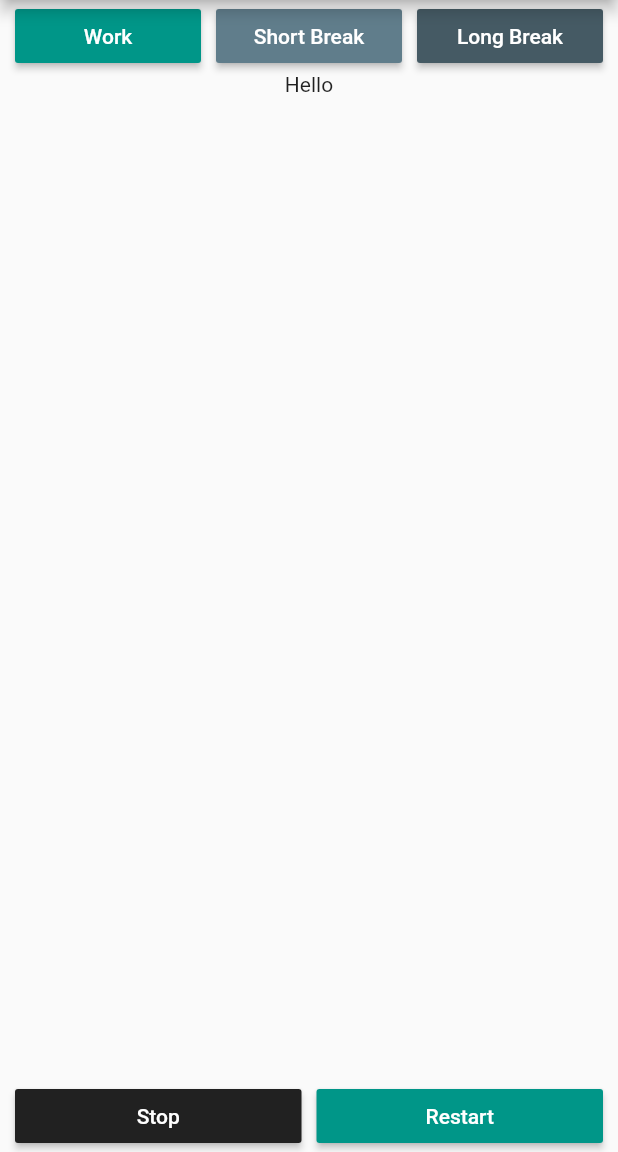
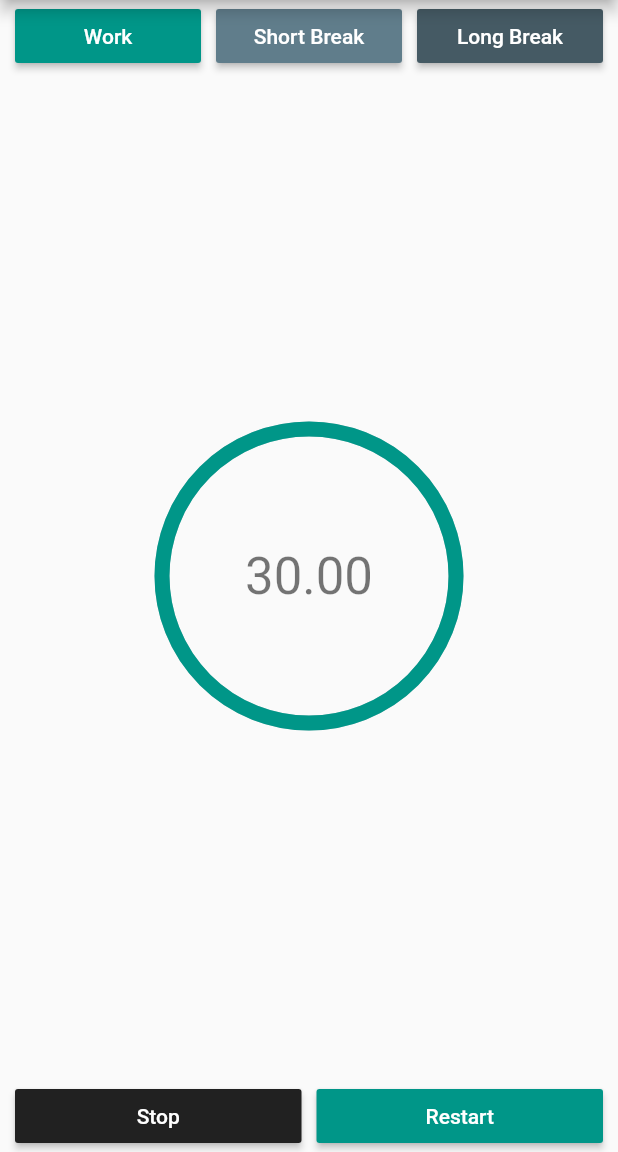
Before and after one commit to GwamakaCharles/time_for_this, a Flutter app: the screen it shows after launch, on a phone screen of 412 x 824 dp, the part 84-1236 px from its top. Run offline on Flutter 3.47's test engine with Material 2 defaults, Android fonts, the phone set to English and light mode, and no system bars; drawn by our look-alikes of percent_indicator; our stand-ins replace shared_preferences.

Commit message:
added the circular percent layout

```diff
--- a/lib/main.dart
+++ b/lib/main.dart
@@ -2,6 +2,7 @@ import 'package:flutter/material.dart';
 import 'package:hello_world/widgets.dart';
 import 'package:percent_indicator/percent_indicator.dart';
 import 'package:shared_preferences/shared_preferences.dart';
+
 void main() {
   runApp(MyApp());
 }
@@ -23,7 +24,10 @@ class TimerHomePage extends StatelessWidget {
       appBar: AppBar(
         title: Text('My Work Timer'),
       ),
-      body: Column(
+      body: LayoutBuilder(
+          builder: (BuildContext context, BoxConstraints constraints) {
+        final double availableWidth = constraints.maxWidth;
+        return Column(
           children: [
             Row(
               children: [
@@ -60,7 +64,14 @@ class TimerHomePage extends StatelessWidget {
               ],
             ),
             Expanded(
-            child: Text('Hello'),
+              child: CircularPercentIndicator(
+                radius: availableWidth / 2,
+                lineWidth: 10,
+                percent: 1,
+                center:
+                    Text('30.00', style: Theme.of(context).textTheme.headline4),
+                progressColor: Color(0xff009688),
+              ),
             ),
             Row(
               children: [
@@ -90,7 +101,8 @@ class TimerHomePage extends StatelessWidget {
               ],
             ),
           ],
-      ),
+        );
+      }),
     );
   }
 
```
Also changed, not shown: 3 other files. Lines whose indentation alone changed are shown as unchanged.
